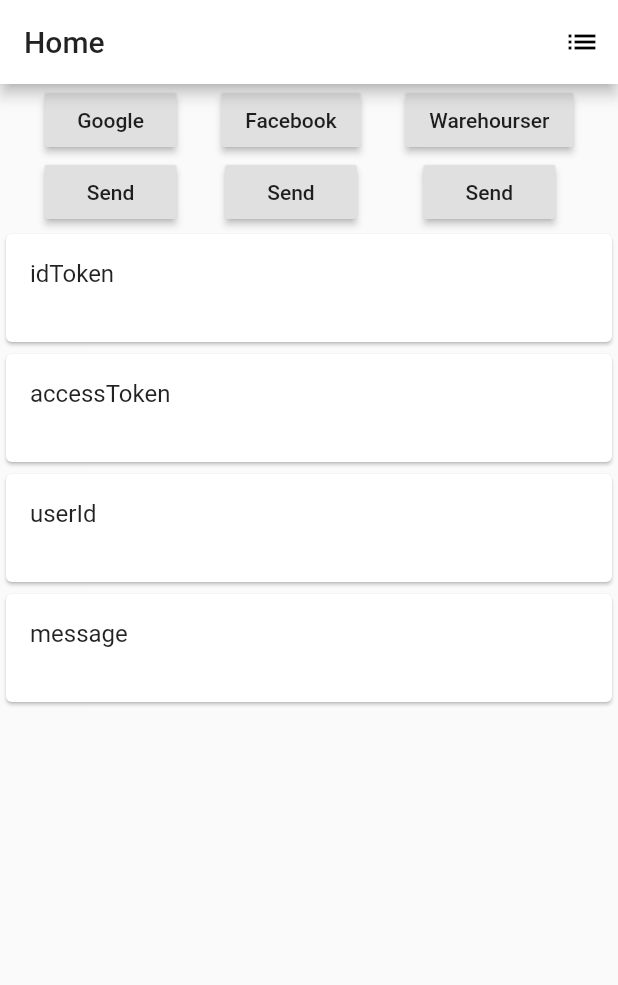
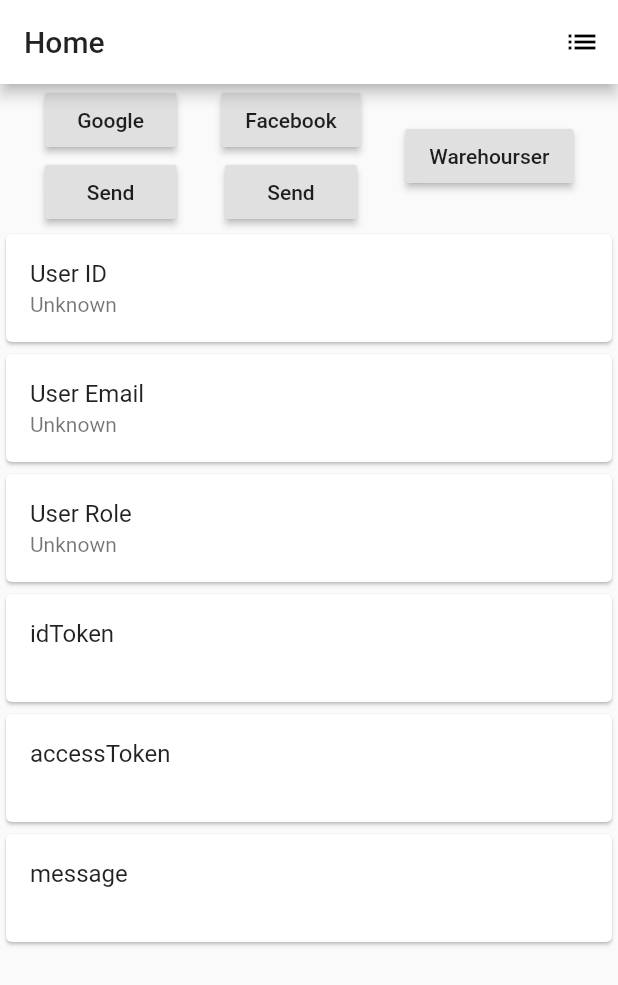
Before and after one commit to stasbar/MUI, a Flutter app: the screen it shows after launch, after a tap on "Warehourser", on a phone screen of 412 x 824 dp. Shown: the top 985 px of the screen. Run offline on Flutter 3.47's test engine with Material 2 defaults, Android fonts, the phone set to English and light mode, and no system bars; missing offline and left inert: flutter_appauth, flutter_facebook_login; accounts and stored records are empty; network calls fail.

Commit message:
add fetching current user based in 1st party provider

```diff
--- a/flutter/warehouser/lib/main.dart
+++ b/flutter/warehouser/lib/main.dart
@@ -2,6 +2,7 @@ import 'package:flutter/material.dart';
 import 'package:warehouser/items.dart';
 
 import 'package:flutter_facebook_login/flutter_facebook_login.dart';
+import 'model/User.dart';
 import 'services/resource.dart';
 import 'services/authorization.dart';
 
@@ -37,9 +38,8 @@ class MyHomePage extends StatefulWidget {
 
 class _MyHomePageState extends State<MyHomePage> {
   String idToken = "";
-  String userId = "";
+  User user;
   String accessToken = "";
-  String permissions = "";
   String message = "";
 
   void _pushSaved() {
@@ -61,9 +61,7 @@ class _MyHomePageState extends State<MyHomePage> {
     switch (result.status) {
       case FacebookLoginStatus.loggedIn:
         setState(() {
-          permissions = result.accessToken.permissions.toString();
-          userId = result.accessToken.userId;
-          accessToken = result.accessToken.token;
+          idToken = result.accessToken.token;
         });
         break;
       case FacebookLoginStatus.cancelledByUser:
@@ -81,13 +79,16 @@ class _MyHomePageState extends State<MyHomePage> {
 
   void _authWarehourser() async {
     print("auth username password");
-    var result = await AuthorizationService.authenticateAndToken();
+    var result = await AuthorizationService.authenticateWarehouser();
     print("result: ${result.accessToken}");
     setState(() {
       message = result.authorizationAdditionalParameters.toString();
       idToken = result.idToken;
-      permissions = "";
       accessToken = result.accessToken;
+    });
+    var userResult = await ResourceService.currentUser(accessToken);
+    setState(() {
+      user = userResult ;
     });
   }
 
@@ -108,7 +109,8 @@ class _MyHomePageState extends State<MyHomePage> {
           IconButton(icon: Icon(Icons.list), onPressed: _pushSaved),
         ],
       ),
-      body: Column(children: [
+      body: SingleChildScrollView(
+        child: Column(children: [
           Row(
             mainAxisAlignment: MainAxisAlignment.spaceEvenly,
             children: [
@@ -127,12 +129,24 @@ class _MyHomePageState extends State<MyHomePage> {
               Column(children: [
                 RaisedButton(
                     child: Text("Warehourser"), onPressed: _authWarehourser),
-              RaisedButton(
-                  child: Text("Send"),
-                  onPressed: () => ResourceService.exchangeWarehouser(idToken)),
               ]),
             ],
           ),
+          Card(
+              child: ListTile(
+            title: Text("User ID"),
+            subtitle: Text(user != null ? user.id : "Unknown"),
+          )),
+          Card(
+              child: ListTile(
+            title: Text("User Email"),
+            subtitle: Text(user != null ? user.email : "Unknown"),
+          )),
+          Card(
+              child: ListTile(
+            title: Text("User Role"),
+            subtitle: Text(user != null ? user.role : "Unknown"),
+          )),
           Card(
               child: ListTile(
             title: Text("idToken"),
@@ -145,15 +159,11 @@ class _MyHomePageState extends State<MyHomePage> {
           )),
           Card(
               child: ListTile(
-          title: Text("userId"),
-          subtitle: Text(userId),
-        )),
-        Card(
-            child: ListTile(
             title: Text("message"),
             subtitle: Text(message),
           )),
         ]),
+      ),
     );
   }
 }
--- /dev/null
+++ b/flutter/warehouser/lib/model/User.dart
@@ -0,0 +1,15 @@
+class User {
+  final String id;
+  final String email;
+  final String role;
+
+  User({this.id, this.email, this.role});
+
+  factory User.fromJson(Map<String,dynamic> json) {
+    return User(
+      id: json['id'],
+      email: json['email'],
+      role: json['role'],
+    );
+  }
+}
--- a/flutter/warehouser/lib/services/authorization.dart
+++ b/flutter/warehouser/lib/services/authorization.dart
@@ -28,12 +28,13 @@ class AuthorizationService {
     }
   }
 
-  static Future<AuthorizationTokenResponse> authenticateAndToken() async {
+  static Future<AuthorizationTokenResponse> authenticateWarehouser() async {
+    print(Uri.https(publicAuthority, '/').toString());
     return await appAuth.authorizeAndExchangeCode(AuthorizationTokenRequest(
       "warehouser",
       "com.stasbar.warehouser:/oauth2redirect",
       issuer: Uri.https(publicAuthority, '/').toString(),
-      scopes: ['openid', 'offline', 'photos.read'],
+      scopes: ['openid', 'offline'],
     ));
   }
 
--- a/flutter/warehouser/lib/services/resource.dart
+++ b/flutter/warehouser/lib/services/resource.dart
@@ -3,6 +3,7 @@ import 'dart:convert';
 import 'dart:io';
 import 'package:http/io_client.dart';
 import 'package:warehouser/model/Product.dart';
+import 'package:warehouser/model/User.dart';
 
 class ResourceService {
   static int port = 1234;
@@ -39,10 +40,6 @@ class ResourceService {
     return _exchange('facebook', tokenId);
   }
 
-  static Future<String> exchangeWarehouser(String tokenId) async {
-    return _exchange('warehouser', tokenId);
-  }
-
   static Future<String> _exchange(String provider, String tokenId) async {
     final url = '$baseUrl/auth/$provider';
     final response = await ioClient.post(url, body: {'tokenId': tokenId});
@@ -53,4 +50,15 @@ class ResourceService {
       throw Exception('Failed to exchange id for access token');
     }
   }
+
+  static Future<User>currentUser(String accessToken) async {
+    final url = '$baseUrl/currentUser';
+    final response = await ioClient.post(url, body: {'accessToken': accessToken});
+
+    if (response.statusCode == 200) {
+      return User.fromJson(json.decode(response.body));
+    } else {
+      throw Exception('Failed to exchange id for access token');
+    }
+  }
 }
```
Lines whose indentation alone changed are shown as unchanged.
